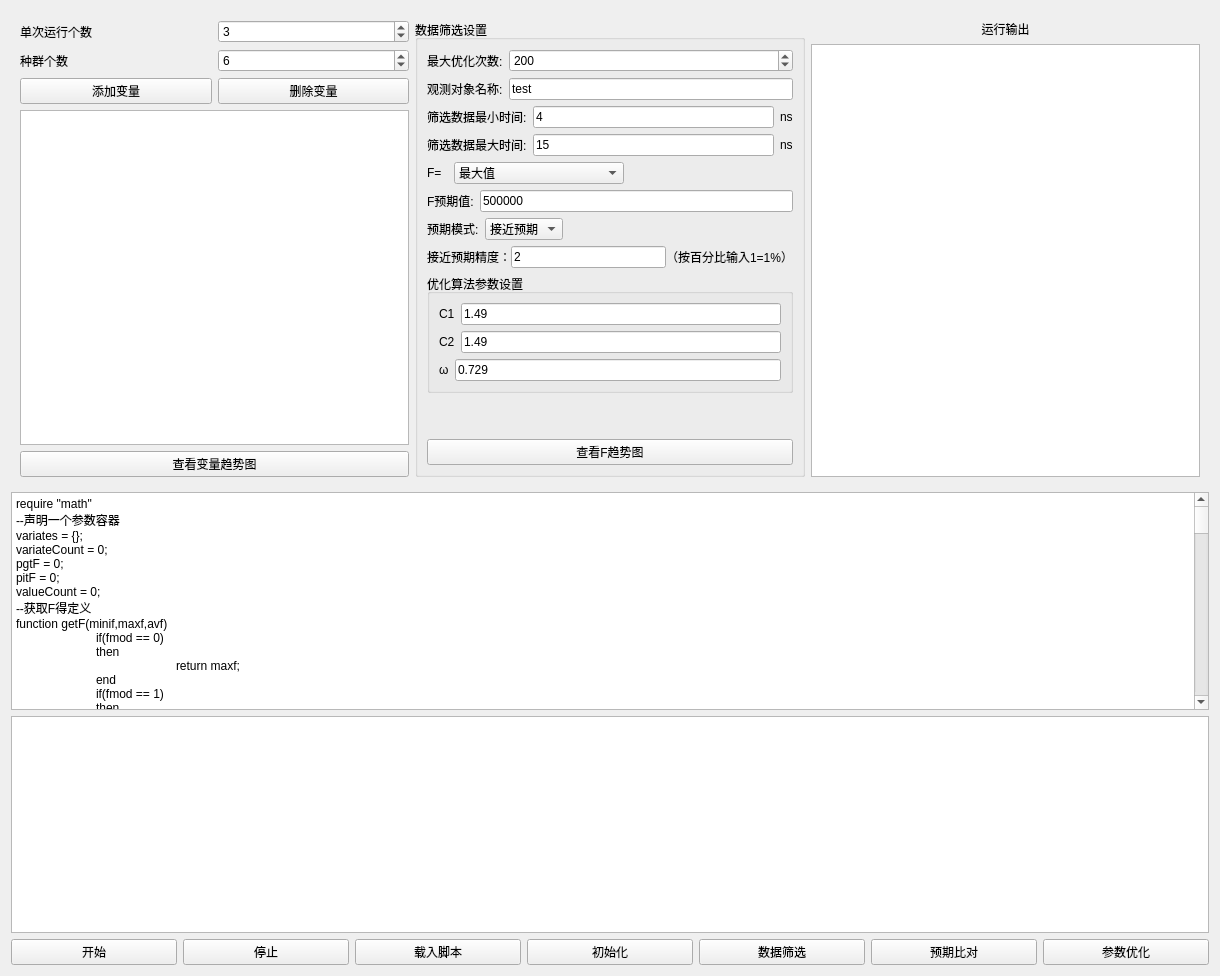
Before: the Qt Designer form src/SmartContorl/SmartContorlUI.ui in BeQuiet1228/FreeCAD, drawn with Qt 5.
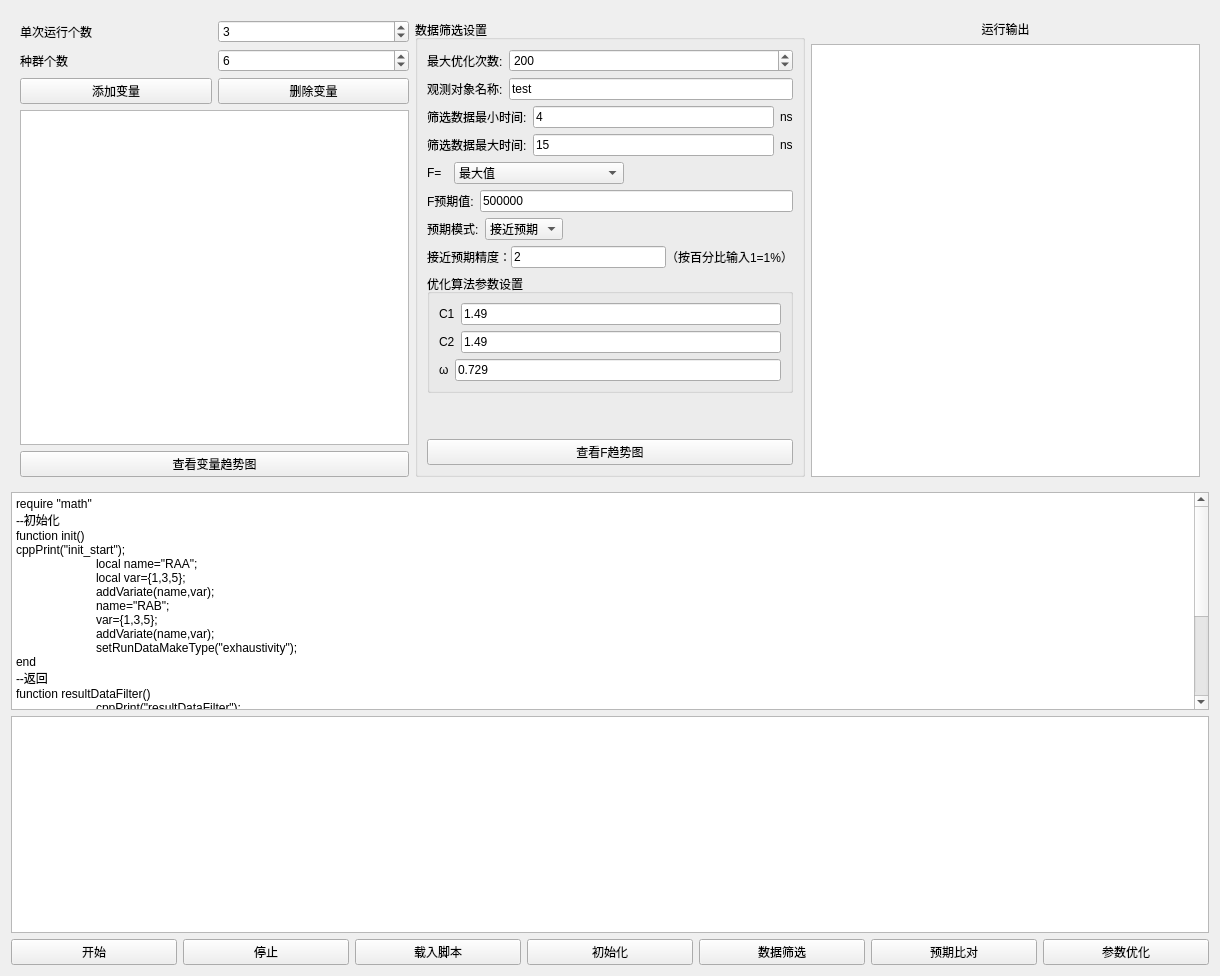
After: the same form once the commit is applied. Custom widgets are drawn as their Qt base class.

Commit message: 新增smartCalc界面类

What changed in the file:
```diff
--- a/src/SmartContorl/SmartContorlUI.ui
+++ b/src/SmartContorl/SmartContorlUI.ui
@@ -518,319 +518,29 @@
      </property>
      <property name="plainText">
       <string>require &quot;math&quot;
---声明一个参数容器
-variates = {};
-variateCount = 0;
-pgtF = 0;
-pitF = 0;
-valueCount = 0;
---获取F得定义
-function getF(minif,maxf,avf)
-	if(fmod == 0)
-	then
-		return maxf;
-	end
-	if(fmod == 1)
-	then
-		return minif
-	end
-	if(fmod == 2)
-	then
-		return avf;
-	end
-	if(fmod == 3)
-	then
-		return avf*math.exp(-math.abs(maxf/avf - 2));
-	end
-end
-
---判断两个f哪一个更符合预期
---如果第一个f更符合预期 则返回true
-function compareF(f1,f2)
-if(excpectMod == 0)
-then
-	if(math.abs(f1 - excpectF) &lt; math.abs(f2 - excpectF))
-	then
-		return true;
-	end
-	return false;
-end
-if(excpectMod == 1)
-then
-	if(f1 &gt; f2)
-	then
-		return true;
-	end
-	return false;
-end
-end
---保留五位数小数点的随机浮点数
-function randmoFloat(mini,max)
-	local bei = 100000;
-	local i = bei*mini;
-	local a = bei*max;
-	print(i);
-	print(a);
-	local rand = 0
-	if(i &lt; a)
-	then
-		rand = math.random(math.floor(i),math.floor(a));
-	else
-		rand = math.random(math.floor(a),math.floor(i));
-	end
-	
-	print(&quot;rand&quot;..rand);
-	return rand/bei;
-end
---添加参数函数
-function addVar(name,max,mini,count)
-    local var = {};
-    local i = 1;
-	local v = {};
-	var.vit = {};
-	var.pgt = 0;
-	var.pit = {};
-	var.pitF = {};
-    while(i &lt; count + 1)
-	do
-		--设置参数值
-		v[i] = randmoFloat(mini,max);
-		--初始化参数的增量
-		local vitV = math.abs(mini - max)/2;
-		var.vit[i] = randmoFloat(-vitV,vitV);
-		--var.vit[i] = vitV;
-		var.pitF[i] = 0;
-		var.pit[i] = 0;
-		i = i + 1;
-	end
-    var.variate = v;
-    var.name = name;
-    var.max = max;
-    var.mini = mini;
-    variateCount = variateCount + 1;
-    variates[variateCount] = var;
-	valueCount = count;
-	
-	print(&quot;------&quot;);
-end
-function rand()
-	return math.random();
-end
+--初始化
 function init()
- cppPrint(&quot;call init&quot;);
- local index = 1;
- while(index &lt; variateCount + 1)
- do
-	--输出参数值
-	local i = 1;
-	local log = variates[index].name..&quot;= &quot;
-	while(i &lt; valueCount + 1)
-	do
-		log = log..variates[index].variate[i]..&quot;,&quot;;
-		i = i + 1;
-	end
-	cppPrint(log);
-	--往c中添加变量
-	addVariate(variates[index].name,variates[index].variate);
-	index = index + 1;
- end
+cppPrint(&quot;init_start&quot;);
+	local name=&quot;RAA&quot;;
+	local var={1,3,5};
+	addVariate(name,var);
+	name=&quot;RAB&quot;;
+	var={1,3,5};
+	addVariate(name,var);
+	setRunDataMakeType(&quot;exhaustivity&quot;);
 end
+--返回
 function resultDataFilter()
- getAllResult();
- while(nextResult())
- do
-	if(not openH5File())
-	then
-		cppPrint(&quot;open h5file false!&quot;);
-	end
-	if(not findResultData(observeName))
-	then
-		cppPrint(&quot;find result false!&quot;);
-		return;
-	end
- 
-	if(not openDataSet())
-	then
-		cppPrint(&quot;open data set false!&quot;);
-		return;
-	end
-	local valueSize = getDataSetVlaueSize();
-	local i = 0;
-	local max = getValue(0);
-	local mini = getValue(0);
-	local add = 0;
-	local addCount = 0;
-	while(i &lt; valueSize)
-	do
-		local time = getValue(i);
-		if(time &gt; miniTime and time &lt; maxTime)
-		then
-			local value = getValue(i+1);
-			addCount = addCount + 1;
-			add = add + value;
-			if(value &gt; max)
-			then
-				max = value;
-			end
-			if(value &lt; mini)
-			then
-				mini = value;
-			end
-		end
-		i = i + 2;
-	end
-	local av = add/addCount;
-	local f = getF(mini,max,av);
-	addParam(f);
- end
- saveParamsInHistory();
- local groupIndex = getHistorySize() - 1;
- local groupSize = getGroupSize(groupIndex);
- local index = 0;
- local maxF = 0;
- local maxFIndex = 0;
- while(index &lt; groupSize)
- do
-	local F = getParam(groupIndex,index,0);
-	cppPrint(&quot;f= &quot;..F);
-	local pitF = variates[1].pitF[index + 1];
-	print(&quot;pitf=&quot;..pitF..&quot;,F=&quot;..F..&quot;,x=&quot;..variates[1].variate[index + 1]);
-	if(compareF(F,pitF))
-	then
-		local countIndex = 1;
-		while(countIndex &lt; variateCount + 1)
-		do
-			variates[countIndex].pitF[index + 1] = F;
-			variates[countIndex].pit[index + 1] = variates[countIndex].variate[index + 1];
-			--local error = variates[countIndex].pit[index + 1];
-			--if( math.abs(F - 500093) &lt; 1 and math.abs(error - 0.029) &gt; 0.001)
-			--then
-			--	pgtF = 500000;
-			--end
-			--print(&quot;pitf=&quot;..F..&quot;pit=&quot;..variates[countIndex].pit[index + 1]);
-			countIndex = countIndex + 1;
-		end
-    end
-	if(compareF(F,pgtF))
-	then
-		pgtF = F;
-        local tempIndex = 1;
-        while(tempIndex &lt; variateCount + 1)
-        do
-			variates[tempIndex].pgt = variates[tempIndex].variate[index + 1];
-			print(&quot;pgtF=&quot;..F..&quot;pgt=&quot;..variates[tempIndex].pgt)
-			tempIndex = tempIndex + 1;
-		end
-    end
-	index = index + 1;
- end
+	cppPrint(&quot;resultDataFilter&quot;);
 end
-
 function resultExpcet()
- cppPrint(&quot;call result expcet&quot;);
-  --如果超过最大优化次数 则也停止优化
- if(getHistorySize() &gt;= optimizeMaxCount)
- then
-    return true;
- end
-
- --判断目标模式
-if(excpectMod == 0)
-then
-	if(math.abs(pgtF - excpectF) &lt; (accuracy * pgtF))
- 	then
+	cppPrint(&quot;resultExpcet&quot;);
 	return true;
-	end
-	return false;
 end
-if(excpectMod == 1)
-then
-   if(pgtF &gt; excpectF)
-	then
-   		return true;
-   	end
-   return false;
+function addVar(name,max,mini,count)
+	cppPrint(&quot;addVar&quot;);
 end
-end
-function optimize()
- cppPrint(&quot;call optimize&quot;);
- local variateIndex = 1;
- while(variateIndex &lt; variateCount + 1)
- do
-     local index = 1;
-     local tempVariate = variates[variateIndex];
-	 while(index &lt; valueCount + 1)
-	 do
-        local temp = 0;
-        local value = tempVariate.variate[index];
-		local vit = tempVariate.vit[index];
-        local pit = tempVariate.pit[index];
-        local pgt = tempVariate.pgt;
-        local mini = tempVariate.mini;
-		local max = tempVariate.max;
-		vmax=(max-mini)*0.15;
-		vmin = -vmax;
-        temp = omiga*vit + c1*rand()*(pit - value) + c2*rand()*(pgt - value);
-		while(temp &lt; vmin  or temp &gt; vmax )
-		do 
-		  if (temp &lt; vmin)
-          then 
-              temp = vmin  + math.abs(temp  - vmin )	
-          else
-			  temp = vmax  - math.abs(vmax  - temp);
-			end		
-        end		
- 		tempVariate.vit[index] = temp;
-        value = value + temp;
-		while(value &lt; mini or value &gt; max)
-		do
-			if(value &lt; mini)
-			then
-				value = mini + math.abs(value - mini);
-			else
-				value = max - math.abs(max - value);
-			end
-		end
-		tempVariate.variate[index] = value;
-		index = index + 1;	
-     end
-     variates[variateIndex] = tempVariate;
-	 variateIndex = variateIndex + 1;
- end
- --init();
-end
-
-function init2(name,max,mini,count)
-cppPrint(&quot;reset init(name,max,min,count)&quot;)
-cppPrint(&quot;name--&quot;..name);
-cppPrint(&quot;max--&quot;..max);
-cppPrint(&quot;min--&quot;..mini);
-cppPrint(&quot;count--&quot;..count);
-	local var={}
-	local v={}
-	--对应的增量
-	var.vit={};
-	var.pgt=0 ;
-	var.pit={};
-	var.pitF={};
-	for i=0,count-1,1
-	do
-	--生成参数
-		v[i]=randmoFloat(mini,max)
-		--初始化参数的增量
-		local vitV=math.abs(mini-max)/2
-		var.vit[i]=randmoFloat(-vitV,vitV)
-		var.pitF[i]=0
-		var.pit[i]=0
-		i=i+1;
-	end
-	var.name=name
-	var.variate=v
-	var.max=max
-	var.mini=mini
-	--调用C代码
-	addVariate(var.name,var.variate)
-end</string>
+</string>
      </property>
     </widget>
    </item>
```
The commit also changes 3 other files.
